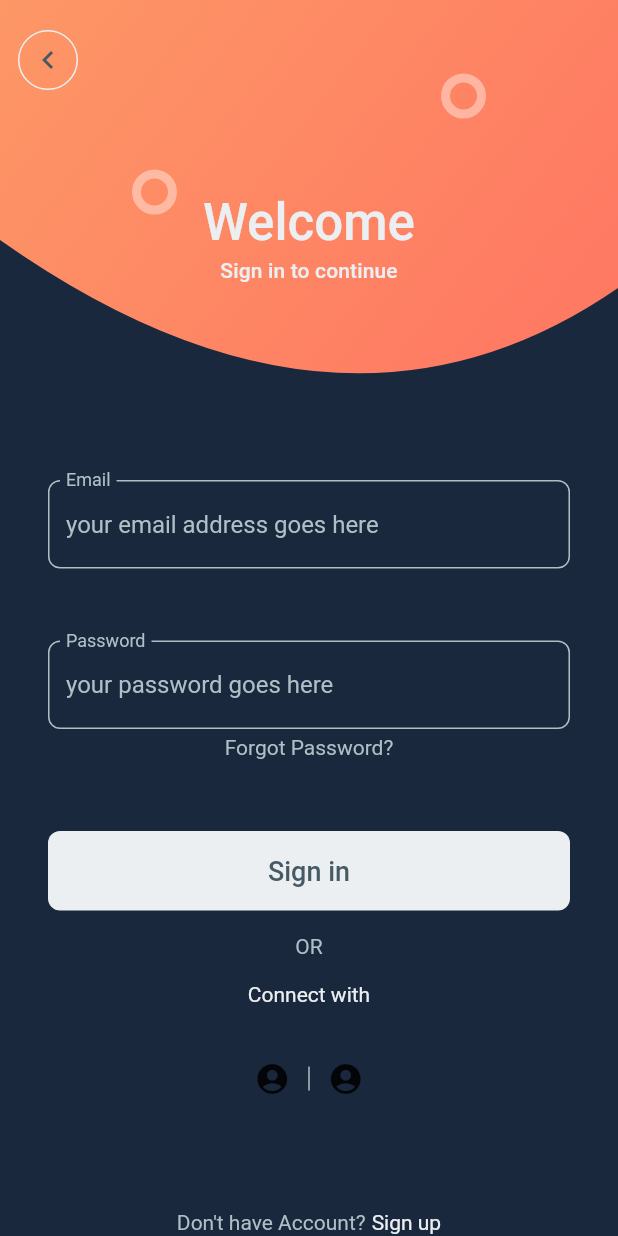
After one commit to ogawa-k/flutter_mytodoapp, a Flutter app: the screen it shows after launch, after a tap on "Sign In / Sign Up", on a phone screen of 412 x 824 dp. The commit adds this screen. Run offline on Flutter 3.47's test engine with Material 2 defaults, Android fonts, the phone set to English and light mode, and no system bars; our stand-ins replace cloud_firestore, firebase_auth, firebase_core, flutter_signin_button; accounts and stored records are empty; generated files the repository leaves out were written again; network calls fail.

Commit message:
add UI sample (Sign In / Sign Up)

```diff
--- a/lib/main.dart
+++ b/lib/main.dart
@@ -10,7 +10,8 @@ import './auth/signin_page.dart';
 import './firestore_page.dart';
 import './chat/chat_login_page.dart';
 import './todo/todo_list_page.dart';
-import 'ui/admin_mobile/admin_mobile_page.dart';
+import './ui/admin_mobile/admin_mobile_page.dart';
+import './ui/sign_up_in/welcome_page.dart';
 
 Future<void> main() async {
   WidgetsFlutterBinding.ensureInitialized();
@@ -51,6 +52,7 @@ class MyTodoApp extends StatelessWidget {
           ChatLoginPage.routeName: (context) => const ChatLoginPage(),
           ToDoListPage.routeName: (context) => const ToDoListPage(),
           AdminMobilePage.routeName: (context) => const AdminMobilePage(),
+          WelcomePage.routeName: (context) => const WelcomePage(),
         },
         initialRoute: MenuSelector.routeName,
       ),
@@ -155,6 +157,16 @@ class MenuSelector extends StatelessWidget {
               onPressed: () => _pushPage(context, const AdminMobilePage()),
             ),
           ),
+          Container(
+            padding: const EdgeInsets.all(16),
+            alignment: Alignment.center,
+            child: SignInButtonBuilder(
+              icon: Icons.login,
+              backgroundColor: Colors.blueGrey,
+              text: 'Sign In / Sign Up',
+              onPressed: () => _pushPage(context, const WelcomePage()),
+            ),
+          ),
         ],
       ),
     );
--- /dev/null
+++ b/lib/ui/sign_up_in/_footer.dart
@@ -0,0 +1,31 @@
+import 'package:flutter/material.dart';
+
+import 'welcome_page.dart';
+
+class Footer extends StatelessWidget {
+  const Footer({Key? key}) : super(key: key);
+
+  @override
+  Widget build(BuildContext context) {
+    return Row(
+      mainAxisAlignment: MainAxisAlignment.center,
+      children: [
+        Text(
+          'Don\'t have Account?',
+          style: Theme.of(context)
+              .textTheme
+              .bodyText2!
+              .copyWith(color: kTextColorSecondary),
+        ),
+        const SizedBox(width: 4),
+        Text(
+          'Sign up',
+          style: Theme.of(context)
+              .textTheme
+              .bodyText2!
+              .copyWith(color: kTextColorPrimary),
+        ),
+      ],
+    );
+  }
+}
--- /dev/null
+++ b/lib/ui/sign_up_in/_form.dart
@@ -0,0 +1,131 @@
+import 'package:flutter/material.dart';
+
+import 'welcome_page.dart';
+
+class _CustomTextField extends StatelessWidget {
+  final String labelText;
+  final String hintText;
+  final bool obscureText;
+
+  const _CustomTextField({
+    Key? key,
+    required this.labelText,
+    required this.hintText,
+    required this.obscureText,
+  }) : super(key: key);
+
+  @override
+  Widget build(BuildContext context) {
+    return TextField(
+      decoration: InputDecoration(
+        labelText: labelText,
+        labelStyle: const TextStyle(color: kTextColorSecondary),
+        hintText: hintText,
+        hintStyle: const TextStyle(color: kTextColorSecondary),
+        floatingLabelBehavior: FloatingLabelBehavior.always,
+        focusedBorder: OutlineInputBorder(
+          borderRadius: BorderRadius.circular(8),
+          borderSide: const BorderSide(
+            color: kAccentColor,
+          ),
+        ),
+        enabledBorder: OutlineInputBorder(
+          borderRadius: BorderRadius.circular(8),
+          borderSide: const BorderSide(
+            color: kTextColorSecondary,
+          ),
+        ),
+      ),
+      obscureText: obscureText,
+      onTap: () {},
+    );
+  }
+}
+
+class SignInForm extends StatelessWidget {
+  const SignInForm({Key? key}) : super(key: key);
+
+  @override
+  Widget build(BuildContext context) {
+    return Column(
+      children: [
+        const _CustomTextField(
+          labelText: 'Email',
+          hintText: 'your email address goes here',
+          obscureText: false,
+        ),
+        const SizedBox(height: 48),
+        const _CustomTextField(
+          labelText: 'Password',
+          hintText: 'your password goes here',
+          obscureText: true,
+        ),
+        const SizedBox(height: 4),
+        Text(
+          'Forgot Password?',
+          style: Theme.of(context)
+              .textTheme
+              .bodyText2!
+              .copyWith(color: kTextColorSecondary),
+        ),
+        const SizedBox(height: 48),
+        SizedBox(
+          width: double.infinity,
+          child: TextButton(
+            style: TextButton.styleFrom(
+              primary: kButtonTextColorPrimary,
+              backgroundColor: kButtonColorPrimary,
+              padding: const EdgeInsets.symmetric(vertical: 16),
+              shape: RoundedRectangleBorder(
+                borderRadius: BorderRadius.circular(8),
+              ),
+            ),
+            onPressed: () {},
+            child: Text(
+              'Sign in',
+              style: Theme.of(context)
+                  .textTheme
+                  .button!
+                  .copyWith(color: kButtonTextColorPrimary, fontSize: 18),
+            ),
+          ),
+        ),
+        const SizedBox(height: 16),
+        Text(
+          'OR',
+          style: Theme.of(context)
+              .textTheme
+              .bodyText2!
+              .copyWith(color: kTextColorSecondary),
+        ),
+        const SizedBox(height: 16),
+        Text(
+          'Connect with',
+          style: Theme.of(context)
+              .textTheme
+              .bodyText2
+              ?.copyWith(color: kTextColorPrimary),
+        ),
+        const SizedBox(height: 24),
+        Row(
+          mainAxisAlignment: MainAxisAlignment.center,
+          children: [
+            IconButton(
+              icon: const Icon(Icons.account_circle),
+              onPressed: () {},
+            ),
+            Container(
+              color: kTextColorSecondary,
+              width: 1,
+              height: 16,
+            ),
+            IconButton(
+              icon: const Icon(Icons.account_circle),
+              onPressed: () {},
+            ),
+          ],
+        )
+      ],
+    );
+  }
+}
--- /dev/null
+++ b/lib/ui/sign_up_in/_header.dart
@@ -0,0 +1,182 @@
+import 'package:flutter/material.dart';
+
+import 'welcome_page.dart';
+
+class _HeaderCurveClipper extends CustomClipper<Path> {
+  @override
+  Path getClip(Size size) {
+    return Path()
+      ..lineTo(0, size.height * 0.5)
+      ..quadraticBezierTo(
+        size.width * 0.55,
+        size.height,
+        size.width,
+        size.height * 0.6,
+      )
+      ..lineTo(size.width, 0)
+      ..close();
+  }
+
+  @override
+  bool shouldReclip(CustomClipper<Path> oldClipper) {
+    return true;
+  }
+}
+
+class _HeaderBackground extends StatelessWidget {
+  final double height;
+
+  const _HeaderBackground({
+    Key? key,
+    required this.height,
+  }) : super(key: key);
+
+  @override
+  Widget build(BuildContext context) {
+    return ClipPath(
+      clipper: _HeaderCurveClipper(),
+      child: Container(
+        width: double.infinity,
+        height: height,
+        decoration: const BoxDecoration(
+          gradient: LinearGradient(
+            begin: FractionalOffset.topLeft,
+            end: FractionalOffset.bottomRight,
+            colors: [
+              Color(0xFFFD9766),
+              Color(0xFFFF7362),
+            ],
+            stops: [0, 1],
+          ),
+        ),
+      ),
+    );
+  }
+}
+
+class _HeaderCirclePainter extends CustomPainter {
+  @override
+  void paint(Canvas canvas, Size size) {
+    final paint = Paint()
+      ..color = Colors.white.withOpacity(0.4)
+      ..style = PaintingStyle.stroke
+      ..strokeWidth = 6;
+
+    canvas.drawCircle(
+      Offset(size.width * 0.25, size.height * 0.4),
+      12,
+      paint,
+    );
+    canvas.drawCircle(
+      Offset(size.width * 0.75, size.height * 0.2),
+      12,
+      paint,
+    );
+  }
+
+  @override
+  bool shouldRepaint(CustomPainter oldDelegate) {
+    return false;
+  }
+}
+
+class _HeaderCircles extends StatelessWidget {
+  final double height;
+
+  const _HeaderCircles({
+    Key? key,
+    required this.height,
+  }) : super(key: key);
+
+  @override
+  Widget build(BuildContext context) {
+    return CustomPaint(
+      painter: _HeaderCirclePainter(),
+      child: SizedBox(
+        width: double.infinity,
+        height: height,
+      ),
+    );
+  }
+}
+
+class _HeaderTitle extends StatelessWidget {
+  @override
+  Widget build(BuildContext context) {
+    return Column(
+      mainAxisSize: MainAxisSize.min,
+      children: [
+        Text(
+          'Welcome',
+          style: Theme.of(context).textTheme.headline4!.copyWith(
+                color: kTextColorPrimary,
+                fontWeight: FontWeight.w500,
+              ),
+        ),
+        const SizedBox(height: 4),
+        Text(
+          'Sign in to continue',
+          style: Theme.of(context)
+              .textTheme
+              .subtitle2!
+              .copyWith(color: kTextColorPrimary),
+        ),
+      ],
+    );
+  }
+}
+
+class _HeaderBackButton extends StatelessWidget {
+  @override
+  Widget build(BuildContext context) {
+    return TextButton(
+      style: TextButton.styleFrom(
+        primary: kButtonTextColorPrimary,
+        backgroundColor: Colors.transparent,
+        shape: const CircleBorder(
+          side: BorderSide(color: kButtonColorPrimary),
+        ),
+      ),
+      onPressed: () {
+        Navigator.of(context).pop();
+      },
+      child: const Icon(Icons.chevron_left, color: kIconColor),
+    );
+  }
+}
+
+class Header extends StatelessWidget {
+  const Header({Key? key}) : super(key: key);
+
+  @override
+  Widget build(BuildContext context) {
+    const double height = 320;
+    return SizedBox(
+      height: height,
+      child: Stack(
+        children: [
+          const Align(
+            alignment: Alignment.topCenter,
+            child: _HeaderBackground(height: height),
+          ),
+          const Align(
+            alignment: Alignment.topCenter,
+            child: _HeaderCircles(height: height),
+          ),
+          Align(
+            alignment: Alignment.topCenter,
+            child: Padding(
+              padding: const EdgeInsets.only(top: 128),
+              child: _HeaderTitle(),
+            ),
+          ),
+          Positioned(
+            top: 16,
+            left: 0,
+            child: _HeaderBackButton(),
+          ),
+        ],
+      ),
+    );
+  }
+}
--- /dev/null
+++ b/lib/ui/sign_up_in/welcome_page.dart
@@ -0,0 +1,43 @@
+import 'package:flutter/material.dart';
+
+import './_header.dart';
+import './_form.dart';
+import './_footer.dart';
+
+const Color kAccentColor = Color(0xFFFE7C64);
+const Color kBackgroundColor = Color(0xFF19283D);
+const Color kTextColorPrimary = Color(0xFFECEFF1);
+const Color kTextColorSecondary = Color(0xFFB0BEC5);
+const Color kButtonColorPrimary = Color(0xFFECEFF1);
+const Color kButtonTextColorPrimary = Color(0xFF455A64);
+const Color kIconColor = Color(0xFF455A64);
+
+
+class WelcomePage extends StatelessWidget {
+  const WelcomePage({Key? key}) : super(key: key);
+  static String routeName = '/ui/welcome';
+
+  @override
+  Widget build(BuildContext context) {
+    return Scaffold(
+      backgroundColor: kBackgroundColor,
+      body: SafeArea(
+        child: SingleChildScrollView(
+          child: Column(
+            children: const [
+              Header(),
+              Padding(
+                padding: EdgeInsets.symmetric(horizontal: 32),
+                child: SignInForm(),
+              ),
+              Padding(
+                padding: EdgeInsets.symmetric(vertical: 64),
+                child: Footer(),
+              ),
+            ],
+          ),
+        ),
+      ),
+    );
+  }
+}
```
